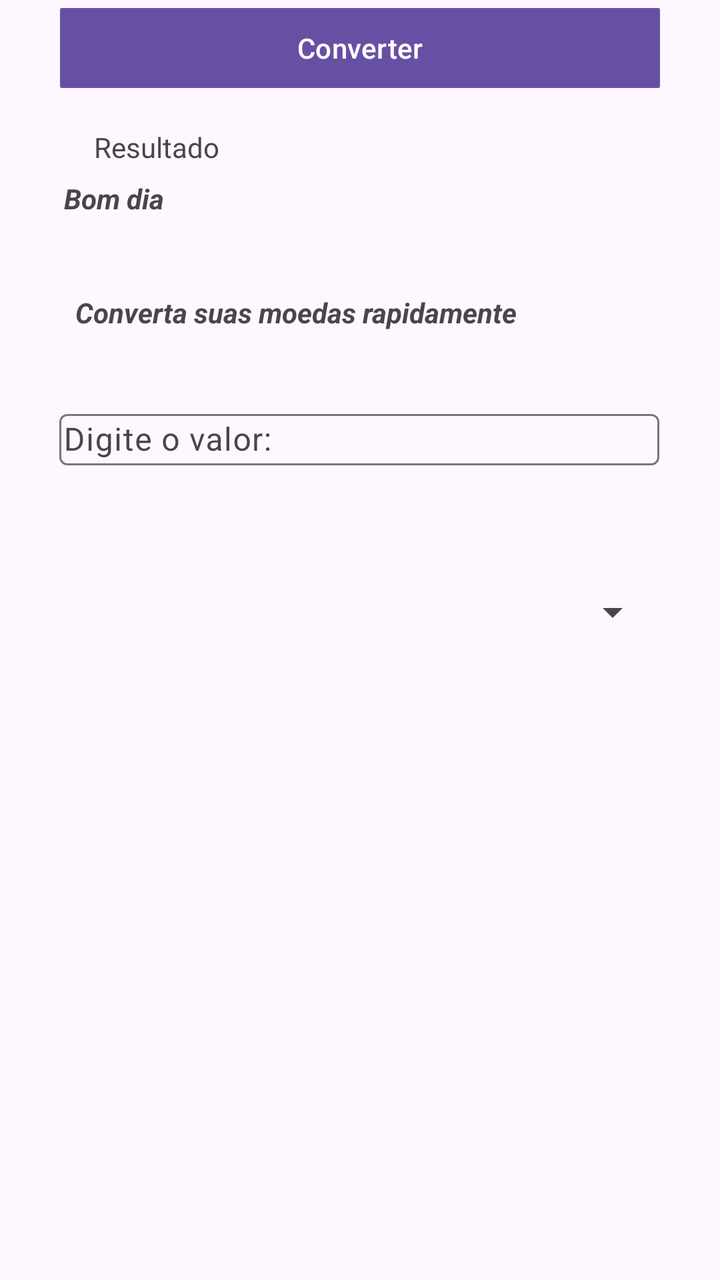
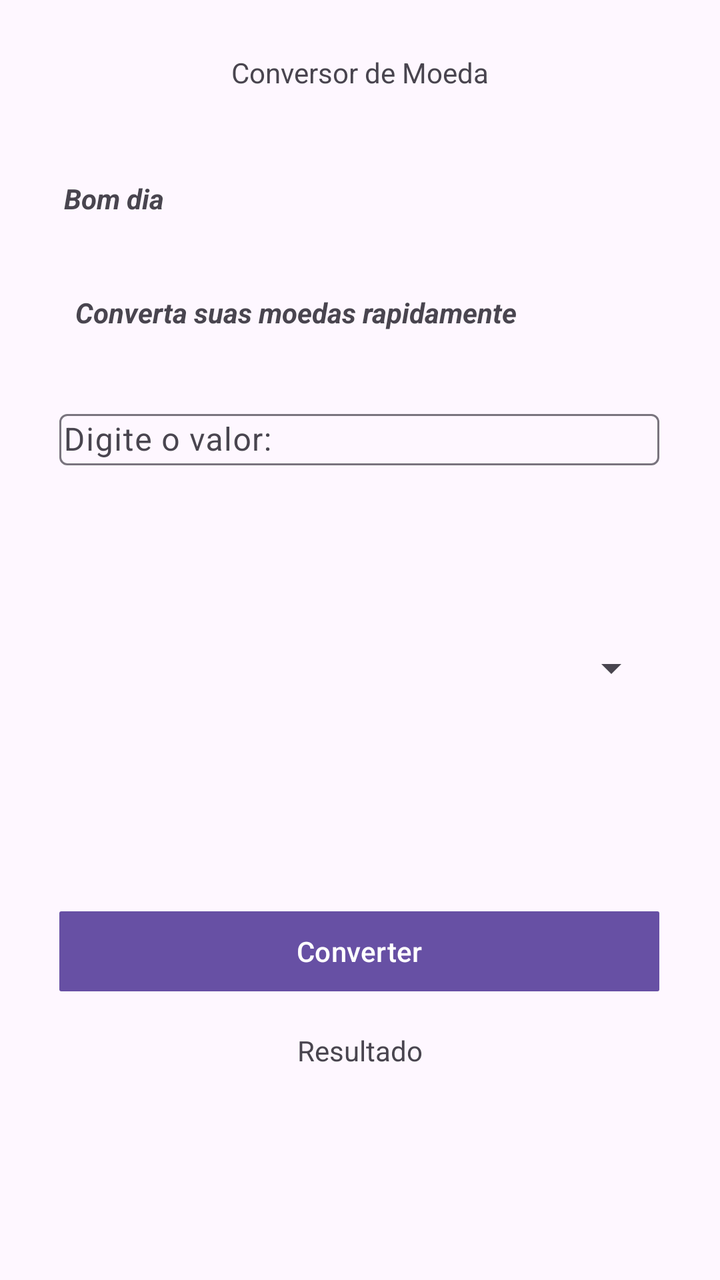

Before-and-after screenshots of an Android layout around one commit, followed by the original layout XML and the change that was made.
<!-- AndroidManifest.xml: application theme Theme.Conversor_Moeda -->
<!-- res/layout/activity_main.xml -->
<?xml version="1.0" encoding="utf-8"?>
<androidx.constraintlayout.widget.ConstraintLayout xmlns:android="http://schemas.android.com/apk/res/android"
    xmlns:app="http://schemas.android.com/apk/res-auto"
    xmlns:tools="http://schemas.android.com/tools"
    android:id="@+id/main"
    android:layout_width="match_parent"
    android:layout_height="match_parent"
    tools:context=".MainActivity">

    <TextView
        android:id="@+id/textView2"
        android:layout_width="wrap_content"
        android:layout_height="wrap_content"
        android:text="Conversor de Moeda"
        app:layout_constraintBottom_toBottomOf="parent"
        app:layout_constraintEnd_toEndOf="parent"
        app:layout_constraintStart_toStartOf="parent"
        app:layout_constraintTop_toTopOf="parent"
        app:layout_constraintVertical_bias="0.043" />

    <TextView
        android:id="@+id/textTempo"
        android:layout_width="55dp"
        android:layout_height="21dp"
        android:layout_marginStart="32dp"
        android:layout_marginTop="44dp"
        android:text="Bom dia"
        android:textStyle="bold|italic"
        app:layout_constraintEnd_toEndOf="parent"
        app:layout_constraintHorizontal_bias="0.0"
        app:layout_constraintStart_toStartOf="parent"
        app:layout_constraintTop_toBottomOf="@+id/textView2" />

    <TextView
        android:id="@+id/textView3"
        android:layout_width="wrap_content"
        android:layout_height="wrap_content"
        android:layout_marginTop="36dp"
        android:text="Converta suas moedas rapidamente"
        android:textStyle="bold|italic"
        app:layout_constraintEnd_toEndOf="parent"
        app:layout_constraintHorizontal_bias="0.27"
        app:layout_constraintStart_toStartOf="parent"
        app:layout_constraintTop_toBottomOf="@+id/textTempo" />

    <com.google.android.material.textfield.TextInputLayout
        android:id="@+id/textInputLayout"
        android:layout_width="300dp"
        android:layout_height="wrap_content"
        android:layout_marginTop="36dp"
        app:layout_constraintEnd_toEndOf="parent"
        app:layout_constraintHorizontal_bias="0.495"
        app:layout_constraintStart_toStartOf="parent"
        app:layout_constraintTop_toBottomOf="@+id/textView3">

        <com.google.android.material.textfield.TextInputEditText
            android:layout_width="match_parent"
            android:layout_height="wrap_content"
            android:hint="Digite o valor:"
            android:padding="2dp" />
    </com.google.android.material.textfield.TextInputLayout>

    <Button
        android:id="@+id/btnConverter"
        android:layout_width="300dp"
        android:layout_height="wrap_content"
        android:text="Converter"
        app:cornerRadius="1dp"
        app:layout_constraintEnd_toEndOf="parent"
        app:layout_constraintStart_toStartOf="parent"
        tools:layout_editor_absoluteY="439dp" />

    <Spinner
        android:id="@+id/spMoedas"
        android:layout_width="300dp"
        android:layout_height="35dp"
        android:layout_marginTop="56dp"
        app:layout_constraintEnd_toEndOf="parent"
        app:layout_constraintHorizontal_bias="0.504"
        app:layout_constraintStart_toStartOf="parent"
        app:layout_constraintTop_toBottomOf="@+id/textInputLayout" />

    <TextView
        android:id="@+id/textView"
        android:layout_width="wrap_content"
        android:layout_height="wrap_content"
        android:layout_marginTop="16dp"
        android:text="Resultado"
        app:layout_constraintEnd_toEndOf="parent"
        app:layout_constraintHorizontal_bias="0.158"
        app:layout_constraintStart_toStartOf="parent"
        app:layout_constraintTop_toBottomOf="@+id/btnConverter" />

</androidx.constraintlayout.widget.ConstraintLayout>
<!-- resources referenced by this layout -->
<resources>
  <style name="Theme.Conversor_Moeda" parent="Base.Theme.Conversor_Moeda" />
  <style name="Base.Theme.Conversor_Moeda" parent="Theme.Material3.DayNight.NoActionBar">
          
          
      </style>
</resources>

<!-- the commit's change to res/layout/activity_main.xml (unified diff, before → after) -->
@@ -54,6 +54,7 @@
         app:layout_constraintTop_toBottomOf="@+id/textView3">
 
         <com.google.android.material.textfield.TextInputEditText
+            android:id="@+id/txtValor"
             android:layout_width="match_parent"
             android:layout_height="wrap_content"
             android:hint="Digite o valor:"
@@ -64,30 +65,31 @@
         android:id="@+id/btnConverter"
         android:layout_width="300dp"
         android:layout_height="wrap_content"
+        android:layout_marginTop="100dp"
         android:text="Converter"
         app:cornerRadius="1dp"
         app:layout_constraintEnd_toEndOf="parent"
+        app:layout_constraintHorizontal_bias="0.495"
         app:layout_constraintStart_toStartOf="parent"
-        tools:layout_editor_absoluteY="439dp" />
+        app:layout_constraintTop_toBottomOf="@+id/spMoedas" />
 
     <Spinner
         android:id="@+id/spMoedas"
         android:layout_width="300dp"
         android:layout_height="35dp"
-        android:layout_marginTop="56dp"
+        android:layout_marginTop="84dp"
         app:layout_constraintEnd_toEndOf="parent"
-        app:layout_constraintHorizontal_bias="0.504"
+        app:layout_constraintHorizontal_bias="0.495"
         app:layout_constraintStart_toStartOf="parent"
         app:layout_constraintTop_toBottomOf="@+id/textInputLayout" />
 
     <TextView
-        android:id="@+id/textView"
+        android:id="@+id/textViewResultado"
         android:layout_width="wrap_content"
         android:layout_height="wrap_content"
         android:layout_marginTop="16dp"
         android:text="Resultado"
         app:layout_constraintEnd_toEndOf="parent"
-        app:layout_constraintHorizontal_bias="0.158"
         app:layout_constraintStart_toStartOf="parent"
         app:layout_constraintTop_toBottomOf="@+id/btnConverter" />
 
